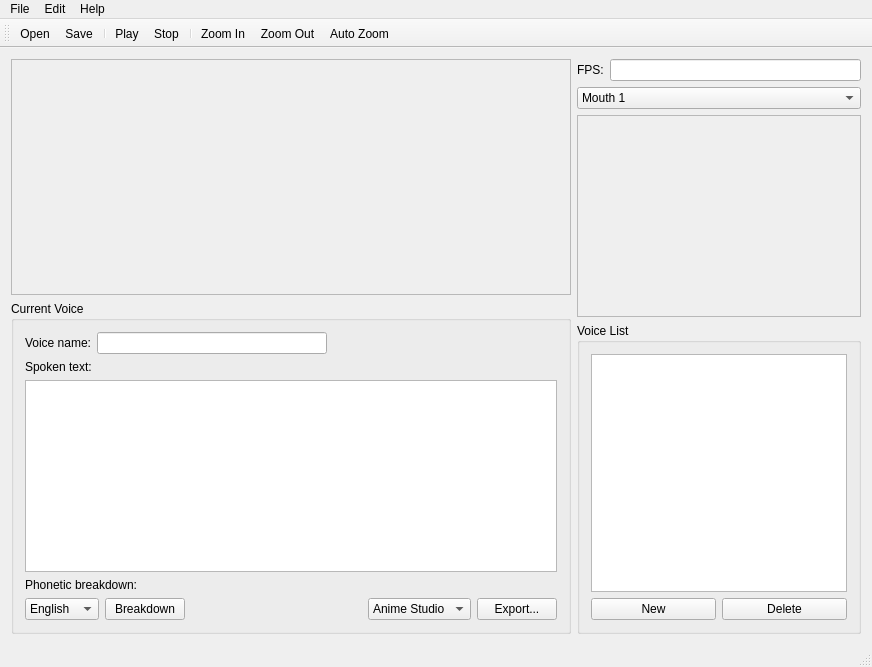
The window that src/mainwindow.ui (johnbintz/Papagayo) describes before a commit, drawn with Qt 5.
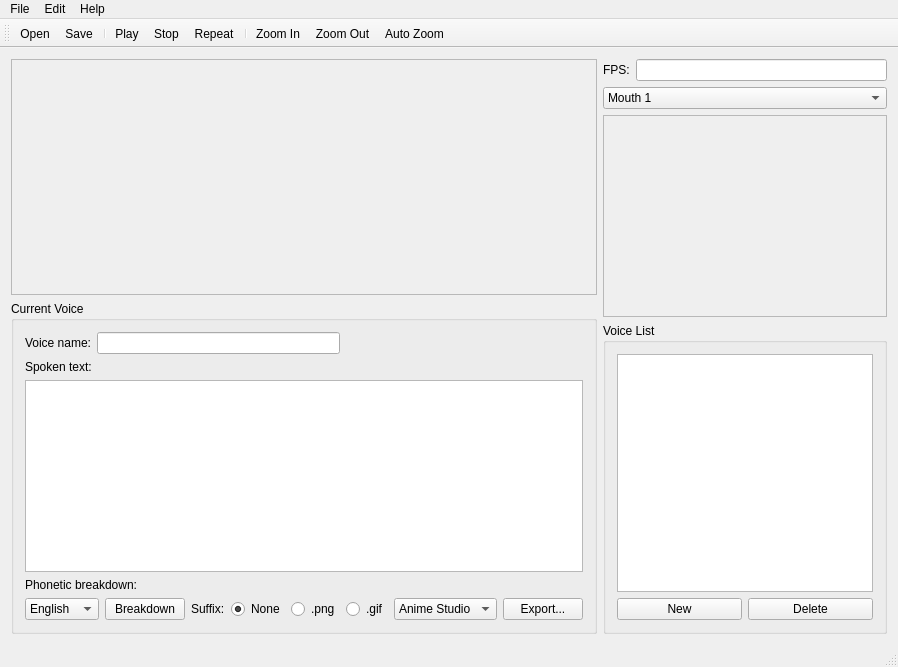
The same window after the commit. Icons and pictures are not drawn. Custom widgets are drawn as their Qt base class.

Diff of the .ui file:
```diff
--- a/src/mainwindow.ui
+++ b/src/mainwindow.ui
@@ -30,8 +30,8 @@
           <rect>
            <x>0</x>
            <y>0</y>
-           <width>560</width>
-           <height>208</height>
+           <width>566</width>
+           <height>234</height>
           </rect>
          </property>
         </widget>
@@ -147,6 +147,37 @@
              </property>
             </spacer>
            </item>
+           <item>
+            <widget class="QLabel" name="label_5">
+             <property name="text">
+              <string>Suffix:</string>
+             </property>
+            </widget>
+           </item>
+           <item>
+            <widget class="QRadioButton" name="radNone">
+             <property name="text">
+              <string>None</string>
+             </property>
+             <property name="checked">
+              <bool>true</bool>
+             </property>
+            </widget>
+           </item>
+           <item>
+            <widget class="QRadioButton" name="radPng">
+             <property name="text">
+              <string>.png</string>
+             </property>
+            </widget>
+           </item>
+           <item>
+            <widget class="QRadioButton" name="radGif">
+             <property name="text">
+              <string>.gif</string>
+             </property>
+            </widget>
+           </item>
            <item>
             <widget class="QComboBox" name="exportChoice">
              <item>
@@ -412,6 +443,7 @@
    <addaction name="separator"/>
    <addaction name="actionPlay"/>
    <addaction name="actionStop"/>
+   <addaction name="actionRepeat"/>
    <addaction name="separator"/>
    <addaction name="actionZoomIn"/>
    <addaction name="actionZoomOut"/>
@@ -547,6 +579,19 @@
     <string>About Papagayo</string>
    </property>
   </action>
+  <action name="actionRepeat">
+   <property name="icon">
+    <iconset resource="../rsrc/papagayo.qrc">
+     <normaloff>:/images/images/repeat.png</normaloff>
+     <normalon>:/images/images/repeat_on.png</normalon>:/images/images/repeat.png</iconset>
+   </property>
+   <property name="text">
+    <string>Repeat</string>
+   </property>
+   <property name="toolTip">
+    <string>Phrase/Word Repeat</string>
+   </property>
+  </action>
  </widget>
  <layoutdefault spacing="6" margin="11"/>
  <customwidgets>
```
Left out of the diff: 5 changed lines with no effect on the pictures.
